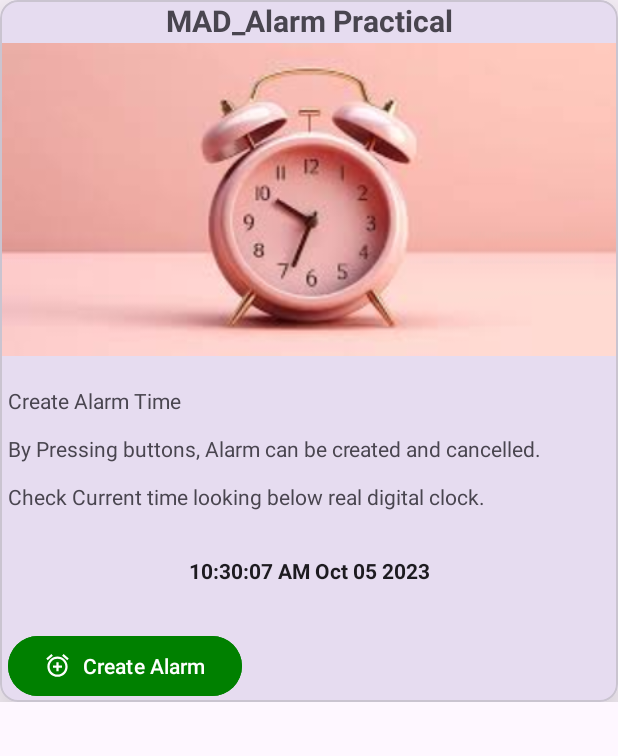
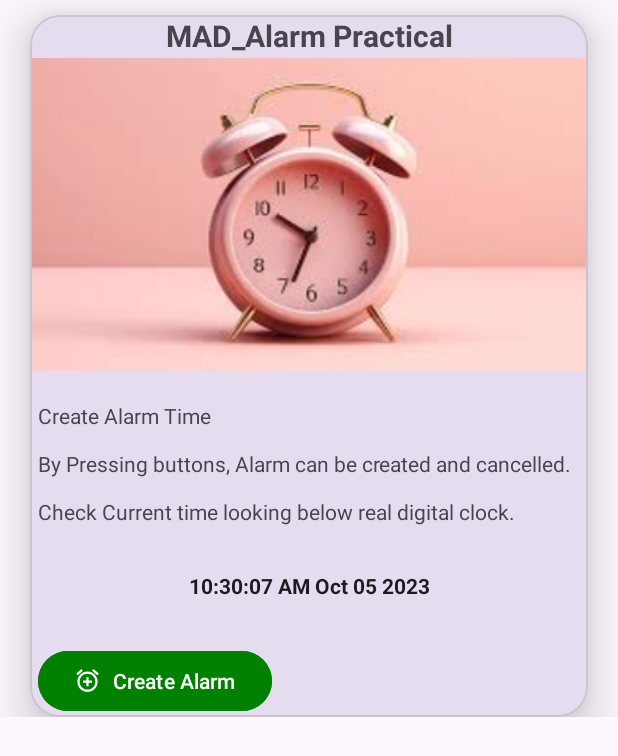
Before and after one commit to AdesharaBrijesh/MAD_Practical-8_21012021001, an Android app: the screen it shows after launch (MainActivity), on a phone screen of 412 x 824 dp. Shown: the top 756 px of the screen. Run offline under Robolectric (Android 15) with nearby library versions, the phone set to English and light mode, and no system bars.

Commit message:
first commit

```diff
--- a/app/src/main/res/layout/activity_main.xml
+++ b/app/src/main/res/layout/activity_main.xml
@@ -12,15 +12,24 @@
         <androidx.constraintlayout.widget.ConstraintLayout
             android:layout_width="match_parent"
             android:layout_height="wrap_content">
+
             <com.google.android.material.card.MaterialCardView
                 android:id="@+id/mcv"
                 android:layout_width="match_parent"
                 android:layout_height="wrap_content"
+                android:layout_marginTop="10dp"
+                android:layout_marginHorizontal="20dp"
+                android:elevation="20dp"
+                app:cardCornerRadius="20dp"
                 app:cardElevation="20dp"
+                app:layout_constraintEnd_toEndOf="parent"
+                app:layout_constraintStart_toStartOf="parent"
                 app:layout_constraintTop_toTopOf="parent">
+
                 <androidx.constraintlayout.widget.ConstraintLayout
                     android:layout_width="match_parent"
                     android:layout_height="wrap_content">
+
                     <TextView
                         android:id="@+id/textView"
                         android:layout_width="wrap_content"
@@ -31,6 +40,7 @@
                         app:layout_constraintEnd_toEndOf="parent"
                         app:layout_constraintStart_toStartOf="parent"
                         app:layout_constraintTop_toTopOf="parent" />
+
                     <ImageView
                         android:id="@+id/imageView"
                         android:layout_width="415dp"
@@ -40,6 +50,7 @@
                         app:layout_constraintStart_toStartOf="parent"
                         app:layout_constraintTop_toTopOf="parent"
                         app:srcCompat="@drawable/img" />
+
                     <TextView
                         android:id="@+id/textView2"
                         android:layout_width="wrap_content"
@@ -52,6 +63,7 @@
                         app:layout_constraintEnd_toEndOf="parent"
                         app:layout_constraintHorizontal_bias="0.07"
                         app:layout_constraintStart_toStartOf="parent" />
+
                     <TextClock
                         android:id="@+id/clocktime"
                         android:layout_width="wrap_content"
@@ -63,6 +75,7 @@
                         app:layout_constraintEnd_toEndOf="parent"
                         app:layout_constraintStart_toStartOf="parent"
                         app:layout_constraintTop_toBottomOf="@+id/textView2" />
+
                     <com.google.android.material.button.MaterialButton
                         android:id="@+id/createAlarm"
                         android:layout_width="wrap_content"
@@ -74,6 +87,7 @@
                         app:icon="@drawable/baseline_add_alarm_24"
                         app:layout_constraintStart_toStartOf="parent"
                         app:layout_constraintTop_toBottomOf="@+id/clocktime">
+
                     </com.google.android.material.button.MaterialButton>
                 </androidx.constraintlayout.widget.ConstraintLayout>
             </com.google.android.material.card.MaterialCardView>
@@ -82,7 +96,10 @@
                 android:layout_width="match_parent"
                 android:layout_height="wrap_content"
                 app:cardElevation="20dp"
+                android:layout_marginHorizontal="20dp"
                 android:layout_marginTop="15dp"
+                android:elevation="20dp"
+                app:cardCornerRadius="20dp"
                 app:layout_constraintTop_toBottomOf="@+id/mcv">
                 <androidx.constraintlayout.widget.ConstraintLayout
                     android:layout_width="match_parent"
```
